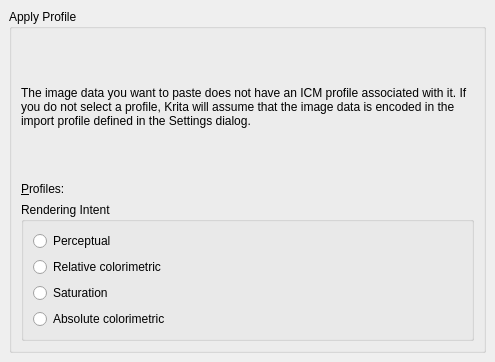
Qt form krita/ui/forms/wdgapplyprofile.ui (KDE/krita) before a commit.
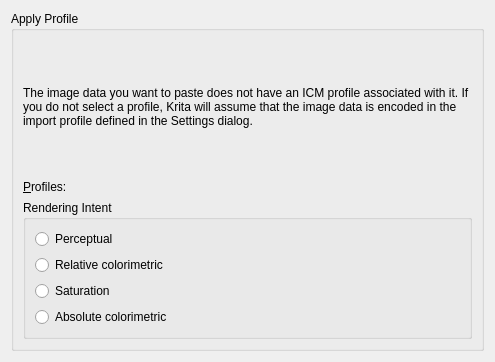
The same form after that commit. Custom widgets are drawn as their Qt base class.

Commit message:
Remove any hardcoding of spaces to 6 and margins to 9/11 in Krita's UI

thanks boud for review

What changed in the file:
```diff
--- a/krita/ui/forms/wdgapplyprofile.ui
+++ b/krita/ui/forms/wdgapplyprofile.ui
@@ -18,24 +18,12 @@
    </sizepolicy>
   </property>
   <layout class="QGridLayout" >
-   <property name="margin" >
-    <number>9</number>
-   </property>
-   <property name="spacing" >
-    <number>6</number>
-   </property>
    <item row="0" column="0" >
     <widget class="QGroupBox" name="groupBox1" >
      <property name="title" >
       <string>Apply Profile</string>
      </property>
      <layout class="QVBoxLayout" >
-      <property name="margin" >
-       <number>9</number>
-      </property>
-      <property name="spacing" >
-       <number>6</number>
-      </property>
       <item>
        <widget class="QLabel" name="textLabel1" >
         <property name="text" >
@@ -54,9 +42,6 @@
         <property name="margin" >
          <number>0</number>
         </property>
-        <property name="spacing" >
-         <number>6</number>
-        </property>
         <item>
          <widget class="QLabel" name="lblProfile" >
           <property name="text" >
@@ -93,12 +78,6 @@
          <string>Rendering Intent</string>
         </property>
         <layout class="QVBoxLayout" >
-         <property name="margin" >
-          <number>9</number>
-         </property>
-         <property name="spacing" >
-          <number>6</number>
-         </property>
          <item>
           <widget class="QRadioButton" name="radioPerceptual" >
            <property name="whatsThis" >
@@ -147,7 +126,6 @@
    </item>
   </layout>
  </widget>
- <layoutdefault spacing="6" margin="11" />
  <customwidgets>
   <customwidget>
    <class>SqueezedComboBox</class>
```
The commit also changes 62 other files.
